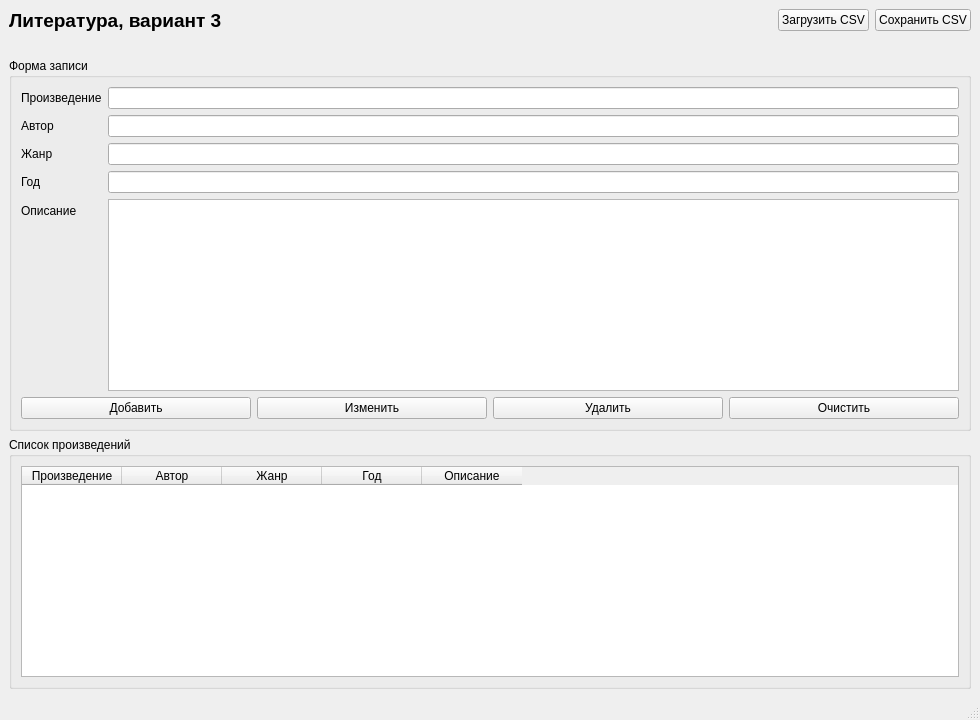
Qt form presentation/main_window.ui (A-str0/qt-writings-manager) before a commit.
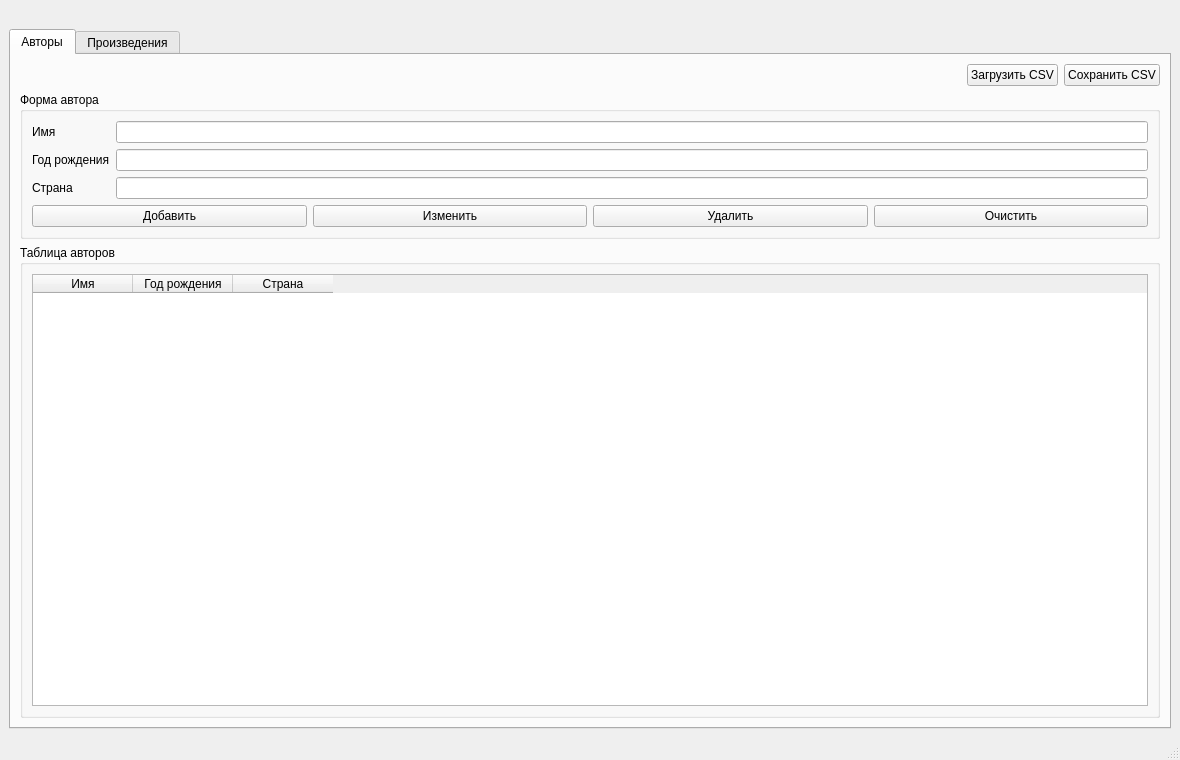
The same form after that commit.

Commit message: dev: implement two different tables and one-to-many relations

```diff
--- a/presentation/main_window.ui
+++ b/presentation/main_window.ui
@@ -6,8 +6,8 @@
    <rect>
     <x>0</x>
     <y>0</y>
-    <width>980</width>
-    <height>720</height>
+    <width>1180</width>
+    <height>760</height>
    </rect>
   </property>
   <property name="windowTitle">
@@ -15,50 +15,6 @@
   </property>
   <widget class="QWidget" name="centralwidget">
    <layout class="QVBoxLayout" name="verticalLayout">
-    <item>
-     <layout class="QHBoxLayout" name="headerLayout">
-      <item>
-       <widget class="QLabel" name="titleLabel">
-        <property name="text">
-         <string>Литература, вариант 3</string>
-        </property>
-        <property name="font">
-         <font>
-          <pointsize>14</pointsize>
-          <bold>true</bold>
-         </font>
-        </property>
-       </widget>
-      </item>
-      <item>
-       <spacer name="horizontalSpacer">
-        <property name="orientation">
-         <enum>Qt::Horizontal</enum>
-        </property>
-        <property name="sizeHint" stdset="0">
-         <size>
-          <width>40</width>
-          <height>20</height>
-         </size>
-        </property>
-       </spacer>
-      </item>
-      <item>
-       <widget class="QPushButton" name="loadButton">
-        <property name="text">
-         <string>Загрузить CSV</string>
-        </property>
-       </widget>
-      </item>
-      <item>
-       <widget class="QPushButton" name="saveButton">
-        <property name="text">
-         <string>Сохранить CSV</string>
-        </property>
-       </widget>
-      </item>
-     </layout>
-    </item>
     <item>
      <widget class="QLabel" name="statusLabel">
       <property name="text">
@@ -70,17 +26,58 @@
      </widget>
     </item>
     <item>
-     <widget class="QGroupBox" name="formGroupBox">
+     <widget class="QTabWidget" name="entityTabs">
+      <property name="currentIndex">
+       <number>0</number>
+      </property>
+      <widget class="QWidget" name="authorsTab">
+       <attribute name="title">
+        <string>Авторы</string>
+       </attribute>
+       <layout class="QVBoxLayout" name="authorsTabLayout">
+        <item>
+         <layout class="QHBoxLayout" name="authorsHeaderLayout">
+          <item>
+           <spacer name="authorsHeaderSpacer">
+            <property name="orientation">
+             <enum>Qt::Orientation::Horizontal</enum>
+            </property>
+            <property name="sizeHint" stdset="0">
+             <size>
+              <width>40</width>
+              <height>20</height>
+             </size>
+            </property>
+           </spacer>
+          </item>
+          <item>
+           <widget class="QPushButton" name="authorsLoadButton">
+            <property name="text">
+             <string>Загрузить CSV</string>
+            </property>
+           </widget>
+          </item>
+          <item>
+           <widget class="QPushButton" name="authorsSaveButton">
+            <property name="text">
+             <string>Сохранить CSV</string>
+            </property>
+           </widget>
+          </item>
+         </layout>
+        </item>
+        <item>
+         <widget class="QGroupBox" name="authorsFormGroupBox">
       <property name="title">
-       <string>Форма записи</string>
-      </property>
-      <layout class="QVBoxLayout" name="formGroupLayout">
+           <string>Форма автора</string>
+          </property>
+          <layout class="QVBoxLayout" name="authorsFormGroupLayout">
        <item>
         <layout class="QFormLayout" name="formLayout">
          <item row="0" column="0">
           <widget class="QLabel" name="titleFieldLabel">
            <property name="text">
-            <string>Произведение</string>
+                <string>Имя</string>
            </property>
           </widget>
          </item>
@@ -88,44 +85,197 @@
           <widget class="QLineEdit" name="titleEdit"/>
          </item>
          <item row="1" column="0">
-          <widget class="QLabel" name="authorFieldLabel">
+              <widget class="QLabel" name="authorBirthYearLabel">
+               <property name="text">
+                <string>Год рождения</string>
+               </property>
+              </widget>
+             </item>
+             <item row="1" column="1">
+              <widget class="QLineEdit" name="authorBirthYearEdit"/>
+             </item>
+             <item row="2" column="0">
+              <widget class="QLabel" name="authorCountryLabel">
+               <property name="text">
+                <string>Страна</string>
+               </property>
+              </widget>
+             </item>
+             <item row="2" column="1">
+              <widget class="QLineEdit" name="authorCountryEdit"/>
+             </item>
+            </layout>
+           </item>
+           <item>
+            <layout class="QHBoxLayout" name="authorsButtonsLayout">
+             <item>
+              <widget class="QPushButton" name="authorAddButton">
+               <property name="text">
+                <string>Добавить</string>
+               </property>
+              </widget>
+             </item>
+             <item>
+              <widget class="QPushButton" name="authorUpdateButton">
+               <property name="text">
+                <string>Изменить</string>
+               </property>
+              </widget>
+             </item>
+             <item>
+              <widget class="QPushButton" name="authorDeleteButton">
+               <property name="text">
+                <string>Удалить</string>
+               </property>
+              </widget>
+             </item>
+             <item>
+              <widget class="QPushButton" name="authorClearButton">
+               <property name="text">
+                <string>Очистить</string>
+               </property>
+              </widget>
+             </item>
+            </layout>
+           </item>
+          </layout>
+         </widget>
+        </item>
+        <item>
+         <widget class="QGroupBox" name="authorsTableGroupBox">
+          <property name="title">
+           <string>Таблица авторов</string>
+          </property>
+          <layout class="QVBoxLayout" name="authorsTableLayout">
+           <item>
+            <widget class="QTableWidget" name="authorsTable">
+             <property name="editTriggers">
+              <set>QAbstractItemView::EditTrigger::NoEditTriggers</set>
+             </property>
+             <property name="selectionMode">
+              <enum>QAbstractItemView::SelectionMode::SingleSelection</enum>
+             </property>
+             <property name="selectionBehavior">
+              <enum>QAbstractItemView::SelectionBehavior::SelectRows</enum>
+             </property>
+             <property name="columnCount">
+              <number>3</number>
+             </property>
+             <column>
+              <property name="text">
+               <string>Имя</string>
+              </property>
+             </column>
+             <column>
+              <property name="text">
+               <string>Год рождения</string>
+              </property>
+             </column>
+             <column>
+              <property name="text">
+               <string>Страна</string>
+              </property>
+             </column>
+            </widget>
+           </item>
+          </layout>
+         </widget>
+        </item>
+       </layout>
+      </widget>
+      <widget class="QWidget" name="writingsTab">
+       <attribute name="title">
+        <string>Произведения</string>
+       </attribute>
+       <layout class="QVBoxLayout" name="writingsTabLayout">
+        <item>
+         <layout class="QHBoxLayout" name="writingsHeaderLayout">
+          <item>
+           <spacer name="writingsHeaderSpacer">
+            <property name="orientation">
+             <enum>Qt::Orientation::Horizontal</enum>
+            </property>
+            <property name="sizeHint" stdset="0">
+             <size>
+              <width>40</width>
+              <height>20</height>
+             </size>
+            </property>
+           </spacer>
+          </item>
+          <item>
+           <widget class="QPushButton" name="writingsLoadButton">
+            <property name="text">
+             <string>Загрузить CSV</string>
+            </property>
+           </widget>
+          </item>
+          <item>
+           <widget class="QPushButton" name="writingsSaveButton">
+            <property name="text">
+             <string>Сохранить CSV</string>
+            </property>
+           </widget>
+          </item>
+         </layout>
+        </item>
+        <item>
+         <widget class="QGroupBox" name="writingsFormGroupBox">
+          <property name="title">
+           <string>Форма произведения</string>
+          </property>
+          <layout class="QVBoxLayout" name="writingsFormGroupLayout">
+           <item>
+            <layout class="QFormLayout" name="writingsFormLayout">
+             <item row="0" column="0">
+              <widget class="QLabel" name="writingTitleLabel">
+               <property name="text">
+                <string>Название</string>
+               </property>
+              </widget>
+             </item>
+             <item row="0" column="1">
+              <widget class="QLineEdit" name="writingTitleEdit"/>
+             </item>
+             <item row="1" column="0">
+              <widget class="QLabel" name="writingAuthorLabel">
            <property name="text">
             <string>Автор</string>
            </property>
           </widget>
          </item>
          <item row="1" column="1">
-          <widget class="QLineEdit" name="authorEdit"/>
+              <widget class="QComboBox" name="writingAuthorCombo"/>
          </item>
          <item row="2" column="0">
-          <widget class="QLabel" name="genreFieldLabel">
+              <widget class="QLabel" name="writingGenreLabel">
            <property name="text">
             <string>Жанр</string>
            </property>
           </widget>
          </item>
          <item row="2" column="1">
-          <widget class="QLineEdit" name="genreEdit"/>
+              <widget class="QLineEdit" name="writingGenreEdit"/>
          </item>
          <item row="3" column="0">
-          <widget class="QLabel" name="yearFieldLabel">
+              <widget class="QLabel" name="writingYearLabel">
            <property name="text">
-            <string>Год</string>
+                <string>Год издания</string>
            </property>
           </widget>
          </item>
          <item row="3" column="1">
-          <widget class="QLineEdit" name="yearEdit"/>
+              <widget class="QLineEdit" name="writingYearEdit"/>
          </item>
          <item row="4" column="0">
-          <widget class="QLabel" name="descriptionFieldLabel">
+              <widget class="QLabel" name="writingDescriptionLabel">
            <property name="text">
             <string>Описание</string>
            </property>
           </widget>
          </item>
          <item row="4" column="1">
-          <widget class="QPlainTextEdit" name="descriptionEdit">
+              <widget class="QPlainTextEdit" name="writingDescriptionEdit">
            <property name="minimumSize">
             <size>
              <width>0</width>
@@ -137,7 +287,7 @@
         </layout>
        </item>
        <item>
-        <layout class="QHBoxLayout" name="formButtonsLayout">
+            <layout class="QHBoxLayout" name="writingsButtonsLayout">
          <item>
           <widget class="QPushButton" name="addButton">
            <property name="text">
@@ -172,11 +322,11 @@
      </widget>
     </item>
     <item>
-     <widget class="QGroupBox" name="tableGroupBox">
+         <widget class="QGroupBox" name="writingsTableGroupBox">
       <property name="title">
-       <string>Список произведений</string>
-      </property>
-      <layout class="QVBoxLayout" name="tableLayout">
+           <string>Таблица произведений</string>
+          </property>
+          <layout class="QVBoxLayout" name="writingsTableLayout">
        <item>
         <widget class="QTableWidget" name="writingsTable">
          <property name="editTriggers">
@@ -193,7 +343,7 @@
          </property>
          <column>
           <property name="text">
-           <string>Произведение</string>
+               <string>Название</string>
           </property>
          </column>
          <column>
@@ -208,7 +358,7 @@
          </column>
          <column>
           <property name="text">
-           <string>Год</string>
+               <string>Год издания</string>
           </property>
          </column>
          <column>
@@ -219,6 +369,10 @@
         </widget>
        </item>
       </layout>
+         </widget>
+        </item>
+       </layout>
+      </widget>
      </widget>
     </item>
    </layout>
```
Left out of the diff: 24 changed lines with no effect on the pictures. Lines whose indentation alone changed are shown as unchanged. The commit also changes 31 other files.
